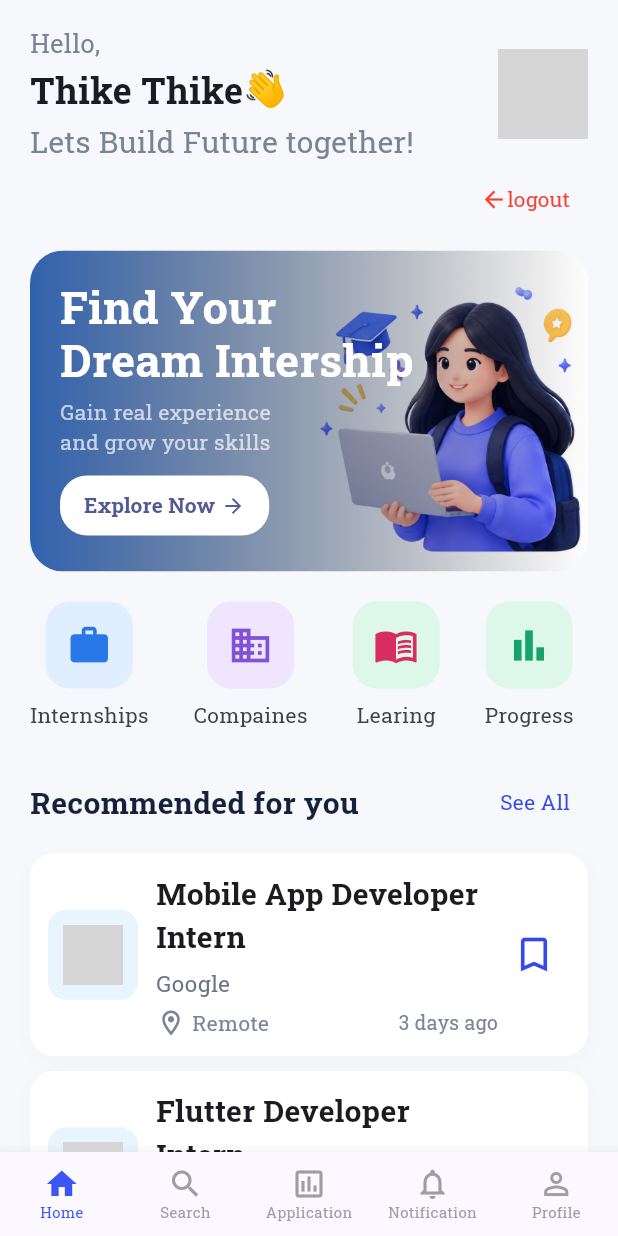
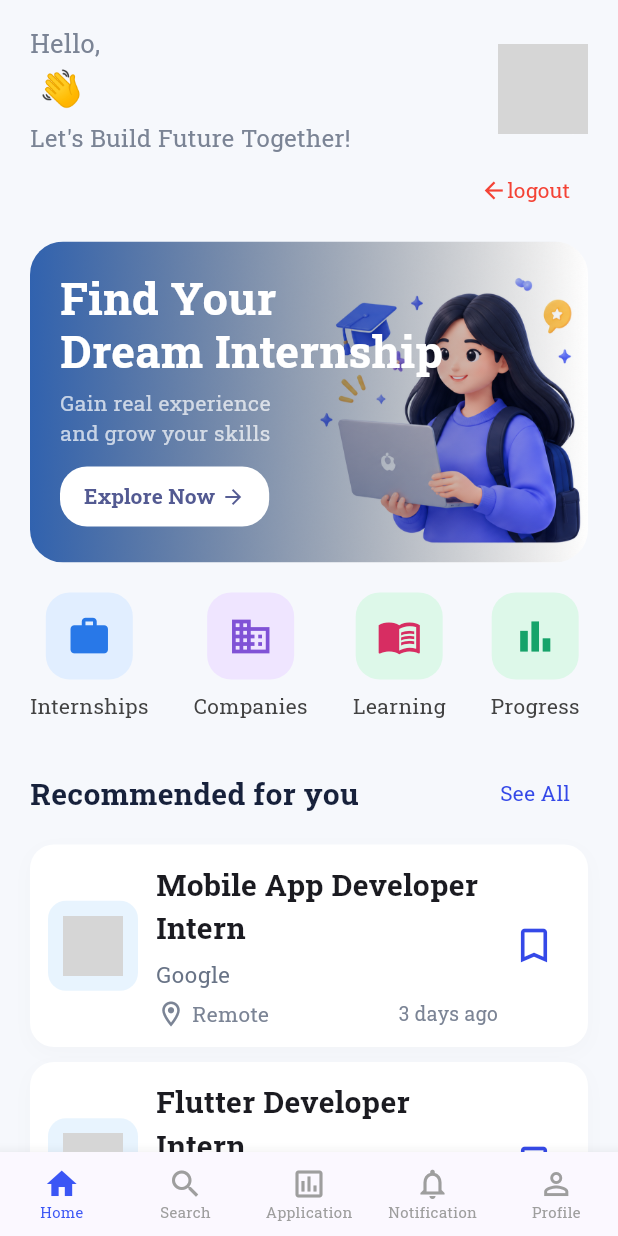
Before and after one commit to ArkarKyaw-tech/internship_finder, a Flutter app: the screen it shows once a user with an empty profile is signed in, after a tap on "logout", on a phone screen of 412 x 824 dp. Run offline on Flutter 3.47's test engine with Material 3 defaults, Android fonts, the phone set to English and light mode, and no system bars; our stand-ins replace cloud_firestore, firebase_auth, firebase_core; accounts and stored records are empty; network calls fail; grey boxes are pictures that could not be loaded.

Commit message:
Add User Collection

```diff
--- /dev/null
+++ b/lib/services/user_service.dart
@@ -0,0 +1,14 @@
+import 'package:cloud_firestore/cloud_firestore.dart';
+
+class UserService {
+  final FirebaseFirestore _firestore = FirebaseFirestore.instance;
+
+  Stream<Map<String, dynamic>?> watchUserProfile(String uid) {
+    return _firestore.collection('users').doc(uid).snapshots().map((snapshot) {
+      if (!snapshot.exists) {
+        return null;
+      }
+      return snapshot.data();
+    });
+  }
+}
--- a/lib/views/home_page.dart
+++ b/lib/views/home_page.dart
@@ -1,16 +1,25 @@
 import 'package:flutter/material.dart';
 import 'package:internship_finder/models/job_model.dart';
 import 'package:internship_finder/providers/auth_provider.dart';
+import 'package:internship_finder/services/user_service.dart';
 import 'package:internship_finder/views/job_details_page.dart';
 import 'package:internship_finder/widgets/job_card.dart';
 import 'package:internship_finder/widgets/section_header.dart';
 import 'package:provider/provider.dart';
 
-class HomePage extends StatelessWidget {
+class HomePage extends StatefulWidget {
   const HomePage({super.key});
 
   @override
+  State<HomePage> createState() => _HomePageState();
+}
+
+class _HomePageState extends State<HomePage> {
+  final _userService = UserService();
+  @override
   Widget build(BuildContext context) {
+    final uid = context.watch<AuthController>().currentUser?.uid;
+
     List<JobModel> jobs = [
       JobModel(
         id: 1,
@@ -23,9 +32,9 @@ class HomePage extends StatelessWidget {
         createdAt: '3 days ago',
         type: 'internship',
         description:
-            'Join our mobile team to build and imrove Android and iOS application. You will work with experienced engineers and learn how to develop real-world apps.',
+            'Join our mobile team to build and improve Android and iOS application. You will work with experienced engineers and learn how to develop real-world apps.',
         responsibilities: [
-          'Develop and mantain Flutter mobile applications',
+          'Develop and maintain Flutter mobile applications',
           'Collaborate with cross-functional teams',
           'Participate in code reviews',
           'Learn and apply best practices',
@@ -33,7 +42,7 @@ class HomePage extends StatelessWidget {
         requirements: [
           'Currently enrolled in a university program',
           'Basic knowledge of flutter or Android/IOS',
-          'Good problem-sloving skills',
+          'Good problem-solving skills',
           'Passionate about mobile development',
         ],
         benefits: [''],
@@ -50,9 +59,9 @@ class HomePage extends StatelessWidget {
         duration: '3 months',
         type: 'Internship',
         description:
-            'Join our mobile team to build and imrove Android and iOS application. You will work with experienced engineers and learn how to develop real-world apps.',
+            'Join our mobile team to build and improve Android and iOS application. You will work with experienced engineers and learn how to develop real-world apps.',
         responsibilities: [
-          'Develop and mantain Flutter mobile applications',
+          'Develop and maintain Flutter mobile applications',
           'Collaborate with cross-functional teams',
           'Participate in code reviews',
           'Learn and apply best practices',
@@ -60,7 +69,7 @@ class HomePage extends StatelessWidget {
         requirements: [
           'Currently enrolled in a university program',
           'Basic knowledge of flutter or Android/IOS',
-          'Good problem-sloving skills',
+          'Good problem-solving skills',
           'Passionate about mobile development',
         ],
         benefits: [''],
@@ -77,9 +86,9 @@ class HomePage extends StatelessWidget {
         createdAt: '1 week ago',
         type: 'Internship',
         description:
-            'Join our mobile team to build and imrove Android and iOS application. You will work with experienced engineers and learn how to develop real-world apps.',
+            'Join our mobile team to build and improve Android and iOS application. You will work with experienced engineers and learn how to develop real-world apps.',
         responsibilities: [
-          'Develop and mantain Flutter mobile applications',
+          'Develop and maintain Flutter mobile applications',
           'Collaborate with cross-functional teams',
           'Participate in code reviews',
           'Learn and apply best practices',
@@ -87,7 +96,7 @@ class HomePage extends StatelessWidget {
         requirements: [
           'Currently enrolled in a university program',
           'Basic knowledge of flutter or Android/IOS',
-          'Good problem-sloving skills',
+          'Good problem-solving skills',
           'Passionate about mobile development',
         ],
         benefits: [''],
@@ -102,7 +111,28 @@ class HomePage extends StatelessWidget {
               padding: const EdgeInsets.fromLTRB(20, 16, 20, 28),
               sliver: SliverList(
                 delegate: SliverChildListDelegate([
-                  _buildHeaderSection(),
+                  if (uid != null)
+                    StreamBuilder<Map<String, dynamic>?>(
+                      stream: _userService.watchUserProfile(uid),
+                      builder: (context, snapshot) {
+                        if (snapshot.hasError) {
+                          return const Text('Unable to load user details.');
+                        }
+
+                        if (snapshot.connectionState ==
+                            ConnectionState.waiting) {
+                          return const LinearProgressIndicator();
+                        }
+
+                        final profile = snapshot.data;
+
+                        if (profile == null) {
+                          return const Text('User profile not found.');
+                        }
+
+                        return _buildHeaderSection(context, uid);
+                      },
+                    ),
                   Row(
                     mainAxisAlignment: MainAxisAlignment.spaceBetween,
                     children: [
@@ -158,42 +188,77 @@ class HomePage extends StatelessWidget {
     );
   }
 
-  Widget _buildHeaderSection() {
+  Widget _buildHeaderSection(BuildContext context, String? uid) {
+    if (uid == null) {
+      return const Text('Please log in to continue.');
+    }
+
+    return StreamBuilder<Map<String, dynamic>?>(
+      stream: _userService.watchUserProfile(uid),
+      builder: (context, snapshot) {
+        if (snapshot.hasError) {
+          return const Text('Unable to load your profile.');
+        }
+
+        if (snapshot.connectionState == ConnectionState.waiting) {
+          return const SizedBox(
+            height: 100,
+            child: Center(child: CircularProgressIndicator()),
+          );
+        }
+
+        final profile = snapshot.data;
+
+        if (profile == null) {
+          return const Text('Profile not found. Please complete your profile.');
+        }
+
+        final name = profile['name'] as String? ?? 'User';
+        final photoUrl = profile['photoUrl'] as String?;
+
         return Row(
           children: [
             Expanded(
               child: Column(
                 crossAxisAlignment: CrossAxisAlignment.start,
                 children: [
-              Text(
-                "Hello, ",
+                  const Text(
+                    'Hello,',
                     style: TextStyle(color: Color(0xFF7B8495), fontSize: 17),
                   ),
                   const SizedBox(height: 3),
                   Row(
                     children: [
-                  Text(
-                    "Thike Thike",
-                    style: TextStyle(fontSize: 24, fontWeight: FontWeight.bold),
+                      Flexible(
+                        child: Text(
+                          name,
+                          overflow: TextOverflow.ellipsis,
+                          style: const TextStyle(
+                            fontSize: 24,
+                            fontWeight: FontWeight.bold,
                           ),
-                  const SizedBox(height: 4),
-                  Text('👋', style: TextStyle(fontSize: 24)),
+                        ),
+                      ),
+                      const SizedBox(width: 6),
+                      const Text('👋', style: TextStyle(fontSize: 24)),
                     ],
                   ),
-
                   const SizedBox(height: 3),
-              Text(
-                "Lets Build Future together!",
-                style: TextStyle(color: Color(0xFF7B8495), fontSize: 20),
+                  const Text(
+                    "Let's Build Future Together!",
+                    style: TextStyle(color: Color(0xFF7B8495), fontSize: 16),
                   ),
                 ],
               ),
             ),
+            const SizedBox(width: 12),
             Stack(
               children: [
                 ClipRRect(
                   borderRadius: BorderRadius.circular(20),
-              child: Image.network(
+                  child: photoUrl != null && photoUrl.isNotEmpty
+                      ? Image.network(photoUrl)
+                      : Image.network(
                           "https://tse2.mm.bing.net/th/id/OIP.HarE69NbmjDkDvrfkBoHUQHaHa?r=0&pid=Api&h=220&P=0",
                           width: 60,
                           height: 60,
@@ -216,6 +281,8 @@ class HomePage extends StatelessWidget {
               ],
             ),
           ],
+        );
+      },
     );
   }
 
@@ -254,7 +321,7 @@ class HomePage extends StatelessWidget {
                 crossAxisAlignment: CrossAxisAlignment.start,
                 children: [
                   Text(
-                    'Find Your\nDream Intership',
+                    'Find Your\nDream Internship',
                     style: TextStyle(
                       color: Colors.white,
                       fontSize: 30,
@@ -317,14 +384,14 @@ class HomePage extends StatelessWidget {
           const SizedBox(width: 30),
           _buildCategoryItems(
             icon: Icons.business,
-            label: "Compaines",
+            label: "Companies",
             backgroundColor: Color(0xFFEFE5FF),
             iconColor: Color(0xFF8052D6),
           ),
           const SizedBox(width: 30),
           _buildCategoryItems(
             icon: Icons.menu_book,
-            label: "Learing",
+            label: "Learning",
             backgroundColor: Color(0xFFDDF8E9),
             iconColor: Color(0xFFD72D62),
           ),
--- a/lib/views/login_page.dart
+++ b/lib/views/login_page.dart
@@ -3,7 +3,7 @@ import 'package:internship_finder/providers/auth_provider.dart';
 import 'package:internship_finder/views/register_page.dart';
 import 'package:internship_finder/widgets/auth_text_field.dart';
 import 'package:internship_finder/widgets/register_login_button.dart';
-import 'package:internship_finder/widgets/register_login_devider.dart';
+import 'package:internship_finder/widgets/register_login_divider.dart';
 import 'package:internship_finder/widgets/register_login_header.dart';
 import 'package:internship_finder/widgets/register_login_social_button.dart';
 import 'package:provider/provider.dart';
@@ -22,17 +22,17 @@ class _LoginPageState extends State<LoginPage> {
   final _passwordController = TextEditingController();
 
   bool _isPasswordVisible = false;
-  bool _remeberMe = false;
+  bool _rememberMe = false;
 
   Future<void> _submit() async {
     FocusScope.of(context).unfocus();
 
     if (!_formKey.currentState!.validate()) return;
-    if (_remeberMe != true) return;
+    if (_rememberMe != true) return;
 
-    final authProviter = context.read<AuthController>();
+    final authProvider = context.read<AuthController>();
 
-    final success = await authProviter.login(
+    final success = await authProvider.login(
       email: _emailController.text.trim(),
       password: _passwordController.text,
     );
@@ -47,7 +47,7 @@ class _LoginPageState extends State<LoginPage> {
       SnackBar(
         backgroundColor: Colors.redAccent,
         content: Text(
-          authProviter.errorMessage ?? 'Login failed',
+          authProvider.errorMessage ?? 'Login failed',
           style: TextStyle(color: Colors.white, fontWeight: FontWeight.w700),
         ),
       ),
@@ -131,42 +131,33 @@ class _LoginPageState extends State<LoginPage> {
                       ),
                     ),
                     const SizedBox(height: 14),
+                    // Remember Me + Forgot Password
                     Row(
-                      mainAxisAlignment: MainAxisAlignment.start,
                       children: [
-                        Checkbox(
-                          value: _remeberMe,
-                          onChanged: (value) {
-                            setState(() {
-                              _remeberMe = value ?? false;
-                            });
-                          },
-                          activeColor: Color(0xFF3549ED),
-                          side: BorderSide(
-                            color: _remeberMe ? Color(0xFF14203D) : Colors.red,
-                            width: 2,
-                          ),
-                        ),
                         Flexible(
-                          child: Text(
-                            'Remember me',
-                            style: TextStyle(
-                              color: _remeberMe
-                                  ? Color(0xFF14203D)
-                                  : Colors.red,
-                              fontSize: 13,
+                          child: CheckboxListTile(
+                            contentPadding: EdgeInsets.zero,
+                            controlAffinity: ListTileControlAffinity.leading,
+                            title: Text(
+                              'Remember Me',
+                              style: TextStyle(fontSize: 13),
                             ),
+                            value: _rememberMe,
+                            dense: true,
+                            visualDensity: VisualDensity.compact,
+                            onChanged: (value) {
+                              setState(() {
+                                _rememberMe = value ?? false;
+                              });
+                            },
                           ),
                         ),
 
                         TextButton(
                           onPressed: () {},
                           child: Text(
-                            'Forgot password?',
-                            style: TextStyle(
-                              color: Color(0xFF3549ED),
-                              fontWeight: FontWeight.w600,
-                            ),
+                            'Forgot Password',
+                            style: TextStyle(fontSize: 12),
                           ),
                         ),
                       ],
@@ -179,7 +170,7 @@ class _LoginPageState extends State<LoginPage> {
               ),
 
               const SizedBox(height: 20),
-              RegisterLoginDevider(text: 'Or continue with'),
+              RegisterLoginDivider(text: 'Or continue with'),
               const SizedBox(height: 18),
               Row(
                 children: [
@@ -237,7 +228,7 @@ class _LoginPageState extends State<LoginPage> {
                   ),
                   const SizedBox(height: 10),
                   Text(
-                    'Join our community and discover excting internship opportunities.',
+                    'Join our community and discover exiting internship opportunities.',
                     style: TextStyle(color: Color(0xFF7D879A)),
                   ),
                   const SizedBox(height: 8),
--- a/lib/widgets/register_login_devider.dart
+++ b/lib/widgets/register_login_divider.dart
@@ -1,8 +1,8 @@
 import 'package:flutter/material.dart';
 
-class RegisterLoginDevider extends StatelessWidget {
+class RegisterLoginDivider extends StatelessWidget {
   final String text;
-  const RegisterLoginDevider({super.key, required this.text});
+  const RegisterLoginDivider({super.key, required this.text});
 
   @override
   Widget build(BuildContext context) {
--- a/pubspec.yaml
+++ b/pubspec.yaml
@@ -15,6 +15,7 @@ dependencies:
   firebase_core: ^5.1.0
   firebase_auth: ^7.0.1
   provider: ^6.1.5+1
+  cloud_firestore: ^7.1.0
 
 dev_dependencies:
   flutter_test:
```
Also changed, not shown: lib/providers/auth_provider.dart (+30 -5 lines), lib/services/auth_service.dart (+25 -2 lines), lib/views/register_page.dart (+32 -7 lines), pubspec.lock, 3 other files. Lines whose indentation alone changed are shown as unchanged.
